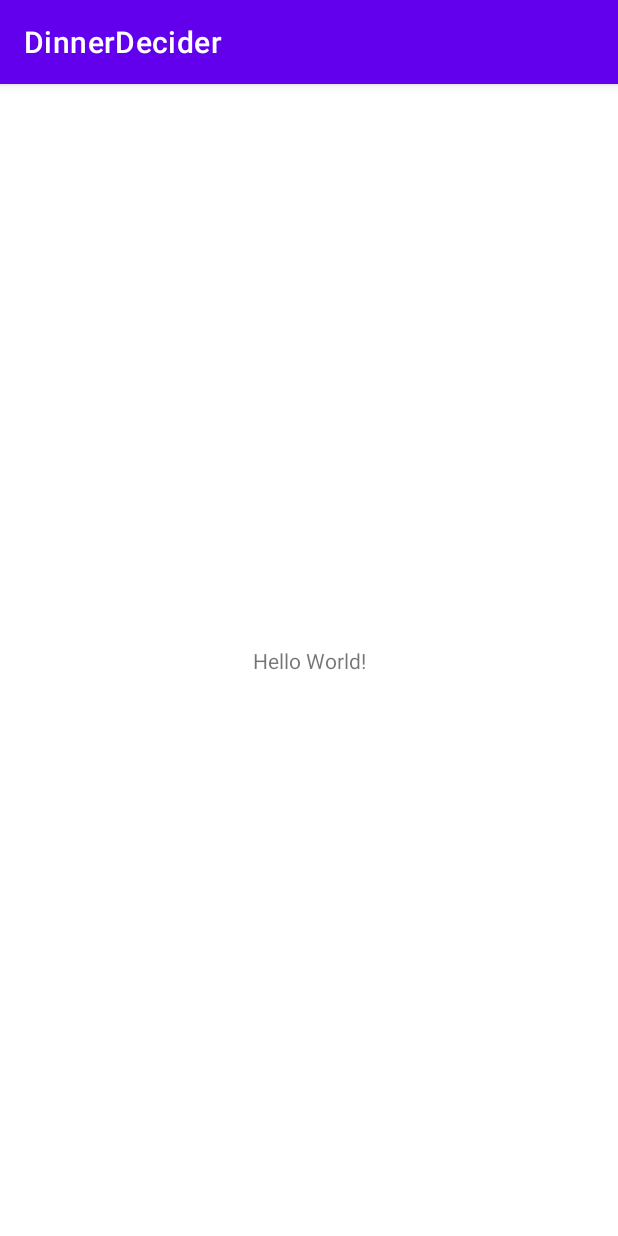
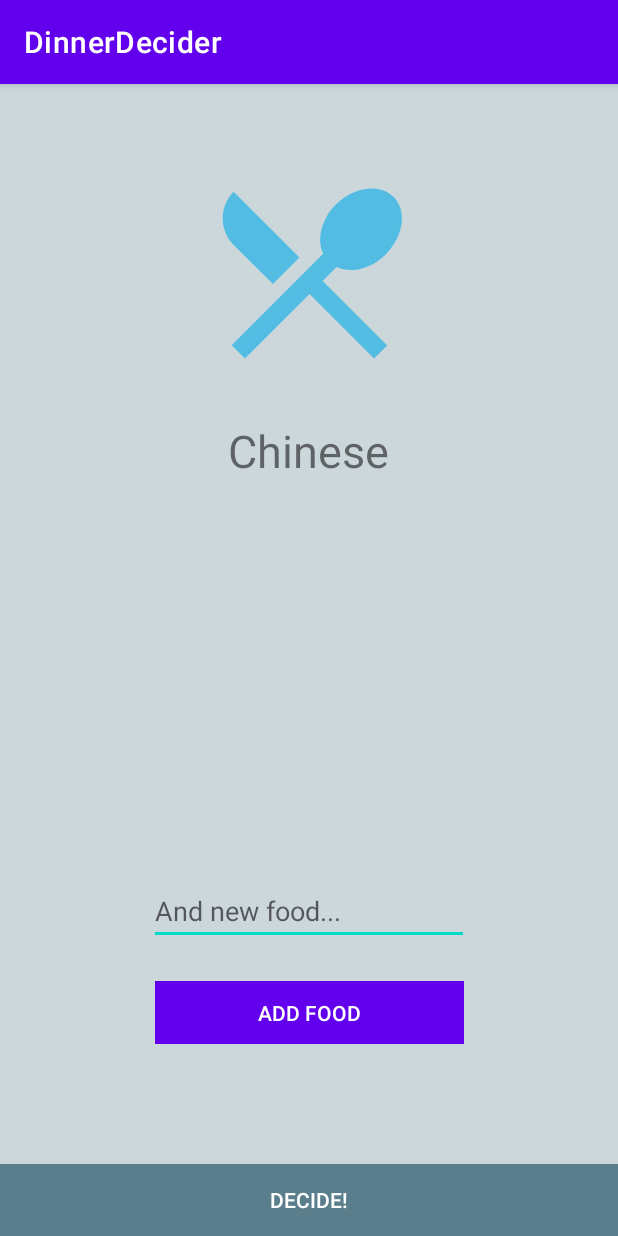
Before and after one commit to maxwellnewage/android-kotlin-dinnerdecider, an Android app: the screen it shows after launch (MainActivity), on a phone screen of 412 x 824 dp. Run offline under Robolectric (Android 15) with nearby library versions, the phone set to English and light mode, and no system bars.

Commit message:
very ugly design, but main layout finished

```diff
--- /dev/null
+++ b/app/src/main/res/drawable-anydpi/ic_logo.xml
@@ -0,0 +1,11 @@
+<vector xmlns:android="http://schemas.android.com/apk/res/android"
+    android:width="24dp"
+    android:height="24dp"
+    android:viewportWidth="24"
+    android:viewportHeight="24"
+    android:tint="#33B5E5"
+    android:alpha="0.8">
+  <path
+      android:fillColor="@android:color/white"
+      android:pathData="M8.1,13.34l2.83,-2.83L3.91,3.5c-1.56,1.56 -1.56,4.09 0,5.66l4.19,4.18zM14.88,11.53c1.53,0.71 3.68,0.21 5.27,-1.38 1.91,-1.91 2.28,-4.65 0.81,-6.12 -1.46,-1.46 -4.2,-1.1 -6.12,0.81 -1.59,1.59 -2.09,3.74 -1.38,5.27L3.7,19.87l1.41,1.41L12,14.41l6.88,6.88 1.41,-1.41L13.41,13l1.47,-1.47z"/>
+</vector>
--- a/app/src/main/res/layout/activity_main.xml
+++ b/app/src/main/res/layout/activity_main.xml
@@ -4,15 +4,68 @@
     xmlns:tools="http://schemas.android.com/tools"
     android:layout_width="match_parent"
     android:layout_height="match_parent"
+    android:background="@color/colorAccent"
     tools:context=".MainActivity">
 
     <TextView
+        android:id="@+id/tvSelectedFood"
         android:layout_width="wrap_content"
         android:layout_height="wrap_content"
-        android:text="Hello World!"
-        app:layout_constraintBottom_toBottomOf="parent"
+        android:layout_marginTop="24dp"
+        android:fontFamily="sans-serif"
+        android:text="Chinese"
+        android:textSize="30sp"
+        app:layout_constraintHorizontal_bias="0.498"
         app:layout_constraintLeft_toLeftOf="parent"
         app:layout_constraintRight_toRightOf="parent"
-        app:layout_constraintTop_toTopOf="parent" />
+        app:layout_constraintTop_toBottomOf="@+id/imageView" />
+
+    <ImageView
+        android:id="@+id/imageView"
+        android:layout_width="150dp"
+        android:layout_height="150dp"
+        android:layout_marginTop="50dp"
+        app:layout_constraintEnd_toEndOf="parent"
+        app:layout_constraintStart_toStartOf="parent"
+        app:layout_constraintTop_toTopOf="parent"
+        app:srcCompat="@drawable/ic_logo" />
+
+    <Button
+        android:id="@+id/btDecide"
+        style="@style/Widget.AppCompat.Button.Borderless.Colored"
+        android:layout_width="0dp"
+        android:layout_height="wrap_content"
+        android:background="@color/colorPrimary"
+        android:text="DECIDE!"
+        app:backgroundTint="@color/colorPrimary"
+        app:layout_constraintBottom_toBottomOf="parent"
+        app:layout_constraintEnd_toEndOf="parent"
+        app:layout_constraintStart_toStartOf="parent" />
+
+    <EditText
+        android:id="@+id/etFood"
+        android:layout_width="wrap_content"
+        android:layout_height="wrap_content"
+        android:layout_marginBottom="24dp"
+        android:ems="10"
+        android:hint="And new food..."
+        android:inputType="textPersonName"
+        app:layout_constraintBottom_toTopOf="@+id/btAddFood"
+        app:layout_constraintEnd_toEndOf="parent"
+        app:layout_constraintHorizontal_bias="0.5"
+        app:layout_constraintStart_toStartOf="parent" />
+
+    <Button
+        android:id="@+id/btAddFood"
+        style="@style/Widget.AppCompat.Button.Borderless.Colored"
+        android:layout_width="206dp"
+        android:layout_height="42dp"
+        android:layout_marginBottom="80dp"
+        android:background="@color/colorPrimary"
+        android:text="ADD FOOD"
+        app:layout_constraintBottom_toTopOf="@+id/btDecide"
+        app:layout_constraintEnd_toEndOf="parent"
+        app:layout_constraintHorizontal_bias="0.5"
+        app:layout_constraintStart_toStartOf="parent" />
 
 </androidx.constraintlayout.widget.ConstraintLayout>
--- a/app/src/main/res/values/colors.xml
+++ b/app/src/main/res/values/colors.xml
@@ -7,4 +7,7 @@
     <color name="teal_700">#FF018786</color>
     <color name="black">#FF000000</color>
     <color name="white">#FFFFFFFF</color>
+    <color name="colorPrimary">#5a7e8c</color>
+    <color name="colorPrimaryDark">#5a7e8c</color>
+    <color name="colorAccent">#ccd7dc</color>
 </resources>
```
Also changed, not shown: app/src/main/res/drawable-hdpi/ic_logo.png (added), app/src/main/res/drawable-mdpi/ic_logo.png (added), app/src/main/res/drawable-xhdpi/ic_logo.png (added), app/src/main/res/drawable-xxhdpi/ic_logo.png (added), gradle/wrapper/gradle-wrapper.properties.
